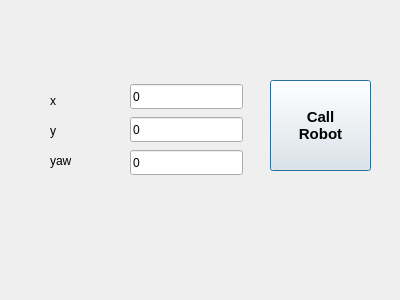
Above: src/rio_ui/rio_ui/ui/user_service.ui from addinedu-ros-4th/ros-repo-1 before the change. Below: the same form after it.
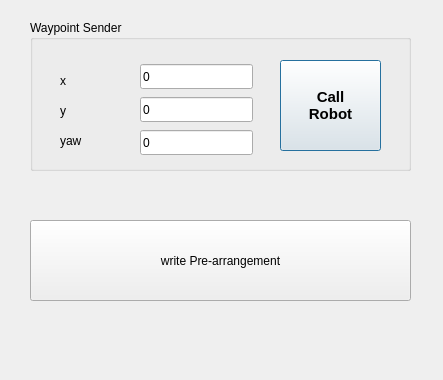
That is the form after the change.

Commit message: rio_crypto packaging, modify user_service

```diff
--- a/src/rio_ui/rio_ui/ui/user_service.ui
+++ b/src/rio_ui/rio_ui/ui/user_service.ui
@@ -6,110 +6,136 @@
    <rect>
     <x>0</x>
     <y>0</y>
-    <width>400</width>
-    <height>300</height>
+    <width>443</width>
+    <height>380</height>
    </rect>
   </property>
   <property name="windowTitle">
    <string>Dialog</string>
   </property>
-  <widget class="QLabel" name="zz">
+  <widget class="QGroupBox" name="groupBox">
    <property name="geometry">
     <rect>
-     <x>50</x>
-     <y>152</y>
-     <width>70</width>
-     <height>17</height>
+     <x>30</x>
+     <y>20</y>
+     <width>381</width>
+     <height>151</height>
     </rect>
    </property>
-   <property name="text">
-    <string>yaw</string>
+   <property name="title">
+    <string>Waypoint Sender</string>
    </property>
-  </widget>
-  <widget class="QLineEdit" name="yLine">
-   <property name="geometry">
-    <rect>
-     <x>130</x>
-     <y>117</y>
-     <width>113</width>
-     <height>25</height>
-    </rect>
-   </property>
-   <property name="text">
-    <string>0</string>
-   </property>
-  </widget>
-  <widget class="QLabel" name="xx">
-   <property name="geometry">
-    <rect>
-     <x>50</x>
-     <y>92</y>
-     <width>70</width>
-     <height>17</height>
-    </rect>
-   </property>
-   <property name="text">
-    <string>x</string>
-   </property>
-  </widget>
-  <widget class="QLabel" name="yy">
-   <property name="geometry">
-    <rect>
-     <x>50</x>
-     <y>122</y>
-     <width>70</width>
-     <height>17</height>
-    </rect>
-   </property>
-   <property name="text">
-    <string>y</string>
-   </property>
-  </widget>
-  <widget class="QLineEdit" name="xLine">
-   <property name="geometry">
-    <rect>
-     <x>130</x>
-     <y>84</y>
-     <width>113</width>
-     <height>25</height>
-    </rect>
-   </property>
-   <property name="text">
-    <string>0</string>
-   </property>
-  </widget>
-  <widget class="QLineEdit" name="yawLine">
-   <property name="geometry">
-    <rect>
-     <x>130</x>
-     <y>150</y>
-     <width>113</width>
-     <height>25</height>
-    </rect>
-   </property>
-   <property name="text">
-    <string>0</string>
-   </property>
-  </widget>
-  <widget class="QPushButton" name="callRobotButton">
-   <property name="geometry">
-    <rect>
-     <x>270</x>
-     <y>80</y>
-     <width>101</width>
-     <height>91</height>
-    </rect>
-   </property>
-   <property name="font">
-    <font>
-     <pointsize>11</pointsize>
-     <weight>75</weight>
-     <bold>true</bold>
-    </font>
-   </property>
-   <property name="text">
-    <string>Call
+   <widget class="QPushButton" name="callRobotButton">
+    <property name="geometry">
+     <rect>
+      <x>250</x>
+      <y>40</y>
+      <width>101</width>
+      <height>91</height>
+     </rect>
+    </property>
+    <property name="font">
+     <font>
+      <pointsize>11</pointsize>
+      <weight>75</weight>
+      <bold>true</bold>
+     </font>
+    </property>
+    <property name="text">
+     <string>Call
 Robot</string>
+    </property>
+   </widget>
+   <widget class="QLabel" name="yy">
+    <property name="geometry">
+     <rect>
+      <x>30</x>
+      <y>82</y>
+      <width>70</width>
+      <height>17</height>
+     </rect>
+    </property>
+    <property name="text">
+     <string>y</string>
+    </property>
+   </widget>
+   <widget class="QLabel" name="xx">
+    <property name="geometry">
+     <rect>
+      <x>30</x>
+      <y>52</y>
+      <width>70</width>
+      <height>17</height>
+     </rect>
+    </property>
+    <property name="text">
+     <string>x</string>
+    </property>
+   </widget>
+   <widget class="QLineEdit" name="yawLine">
+    <property name="geometry">
+     <rect>
+      <x>110</x>
+      <y>110</y>
+      <width>113</width>
+      <height>25</height>
+     </rect>
+    </property>
+    <property name="text">
+     <string>0</string>
+    </property>
+   </widget>
+   <widget class="QLineEdit" name="xLine">
+    <property name="geometry">
+     <rect>
+      <x>110</x>
+      <y>44</y>
+      <width>113</width>
+      <height>25</height>
+     </rect>
+    </property>
+    <property name="text">
+     <string>0</string>
+    </property>
+   </widget>
+   <widget class="QLabel" name="zz">
+    <property name="geometry">
+     <rect>
+      <x>30</x>
+      <y>112</y>
+      <width>70</width>
+      <height>17</height>
+     </rect>
+    </property>
+    <property name="text">
+     <string>yaw</string>
+    </property>
+   </widget>
+   <widget class="QLineEdit" name="yLine">
+    <property name="geometry">
+     <rect>
+      <x>110</x>
+      <y>77</y>
+      <width>113</width>
+      <height>25</height>
+     </rect>
+    </property>
+    <property name="text">
+     <string>0</string>
+    </property>
+   </widget>
+  </widget>
+  <widget class="QPushButton" name="pre_arrangement_bt">
+   <property name="geometry">
+    <rect>
+     <x>30</x>
+     <y>220</y>
+     <width>381</width>
+     <height>81</height>
+    </rect>
+   </property>
+   <property name="text">
+    <string>write Pre-arrangement</string>
    </property>
   </widget>
  </widget>
```
The commit also changes 23 other files.
